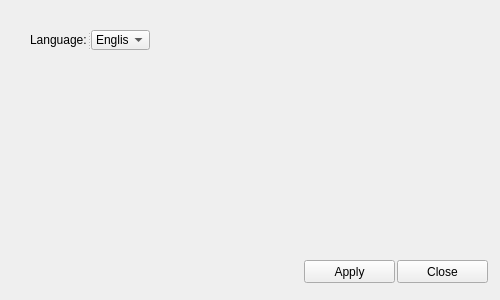
This is classes/frontendClasses/settingswindow.ui in DefinitelyNotSimon13/Apos as Qt 5 draws it before an edit. The edited form follows.
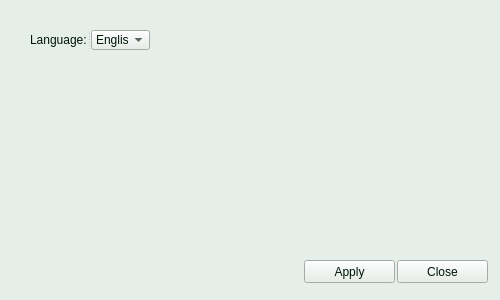
This is the edited form.

Commit message:
Update: Modified window colors and color palette
This commit includes changes to the window colors and the color palette. The visual appearance of the application has been enhanced for better user experience."

Patch:
```diff
--- a/classes/frontendClasses/settingswindow.ui
+++ b/classes/frontendClasses/settingswindow.ui
@@ -16,6 +16,583 @@
     <verstretch>0</verstretch>
    </sizepolicy>
   </property>
+  <property name="palette">
+   <palette>
+    <active>
+     <colorrole role="WindowText">
+      <brush brushstyle="SolidPattern">
+       <color alpha="255">
+        <red>0</red>
+        <green>22</green>
+        <blue>8</blue>
+       </color>
+      </brush>
+     </colorrole>
+     <colorrole role="Button">
+      <brush brushstyle="SolidPattern">
+       <color alpha="255">
+        <red>230</red>
+        <green>238</green>
+        <blue>233</blue>
+       </color>
+      </brush>
+     </colorrole>
+     <colorrole role="Light">
+      <brush brushstyle="SolidPattern">
+       <color alpha="255">
+        <red>238</red>
+        <green>242</green>
+        <blue>247</blue>
+       </color>
+      </brush>
+     </colorrole>
+     <colorrole role="Midlight">
+      <brush brushstyle="SolidPattern">
+       <color alpha="255">
+        <red>175</red>
+        <green>200</green>
+        <blue>178</blue>
+       </color>
+      </brush>
+     </colorrole>
+     <colorrole role="Dark">
+      <brush brushstyle="SolidPattern">
+       <color alpha="255">
+        <red>191</red>
+        <green>179</green>
+        <blue>180</blue>
+       </color>
+      </brush>
+     </colorrole>
+     <colorrole role="Mid">
+      <brush brushstyle="SolidPattern">
+       <color alpha="255">
+        <red>143</red>
+        <green>166</green>
+        <blue>120</blue>
+       </color>
+      </brush>
+     </colorrole>
+     <colorrole role="Text">
+      <brush brushstyle="SolidPattern">
+       <color alpha="255">
+        <red>0</red>
+        <green>22</green>
+        <blue>8</blue>
+       </color>
+      </brush>
+     </colorrole>
+     <colorrole role="BrightText">
+      <brush brushstyle="SolidPattern">
+       <color alpha="255">
+        <red>238</red>
+        <green>242</green>
+        <blue>247</blue>
+       </color>
+      </brush>
+     </colorrole>
+     <colorrole role="ButtonText">
+      <brush brushstyle="SolidPattern">
+       <color alpha="255">
+        <red>0</red>
+        <green>22</green>
+        <blue>8</blue>
+       </color>
+      </brush>
+     </colorrole>
+     <colorrole role="Base">
+      <brush brushstyle="SolidPattern">
+       <color alpha="255">
+        <red>238</red>
+        <green>242</green>
+        <blue>247</blue>
+       </color>
+      </brush>
+     </colorrole>
+     <colorrole role="Window">
+      <brush brushstyle="SolidPattern">
+       <color alpha="255">
+        <red>230</red>
+        <green>238</green>
+        <blue>233</blue>
+       </color>
+      </brush>
+     </colorrole>
+     <colorrole role="Shadow">
+      <brush brushstyle="SolidPattern">
+       <color alpha="255">
+        <red>0</red>
+        <green>22</green>
+        <blue>8</blue>
+       </color>
+      </brush>
+     </colorrole>
+     <colorrole role="Highlight">
+      <brush brushstyle="SolidPattern">
+       <color alpha="255">
+        <red>143</red>
+        <green>166</green>
+        <blue>120</blue>
+       </color>
+      </brush>
+     </colorrole>
+     <colorrole role="HighlightedText">
+      <brush brushstyle="SolidPattern">
+       <color alpha="255">
+        <red>238</red>
+        <green>242</green>
+        <blue>247</blue>
+       </color>
+      </brush>
+     </colorrole>
+     <colorrole role="Link">
+      <brush brushstyle="SolidPattern">
+       <color alpha="255">
+        <red>159</red>
+        <green>149</green>
+        <blue>150</blue>
+       </color>
+      </brush>
+     </colorrole>
+     <colorrole role="LinkVisited">
+      <brush brushstyle="SolidPattern">
+       <color alpha="255">
+        <red>119</red>
+        <green>138</green>
+        <blue>100</blue>
+       </color>
+      </brush>
+     </colorrole>
+     <colorrole role="AlternateBase">
+      <brush brushstyle="SolidPattern">
+       <color alpha="255">
+        <red>242</red>
+        <green>246</green>
+        <blue>244</blue>
+       </color>
+      </brush>
+     </colorrole>
+     <colorrole role="ToolTipBase">
+      <brush brushstyle="SolidPattern">
+       <color alpha="255">
+        <red>229</red>
+        <green>215</green>
+        <blue>216</blue>
+       </color>
+      </brush>
+     </colorrole>
+     <colorrole role="ToolTipText">
+      <brush brushstyle="SolidPattern">
+       <color alpha="255">
+        <red>0</red>
+        <green>22</green>
+        <blue>8</blue>
+       </color>
+      </brush>
+     </colorrole>
+     <colorrole role="PlaceholderText">
+      <brush brushstyle="SolidPattern">
+       <color alpha="127">
+        <red>0</red>
+        <green>0</green>
+        <blue>0</blue>
+       </color>
+      </brush>
+     </colorrole>
+     <colorrole role="Accent">
+      <brush brushstyle="SolidPattern">
+       <color alpha="255">
+        <red>238</red>
+        <green>242</green>
+        <blue>247</blue>
+       </color>
+      </brush>
+     </colorrole>
+    </active>
+    <inactive>
+     <colorrole role="WindowText">
+      <brush brushstyle="SolidPattern">
+       <color alpha="255">
+        <red>0</red>
+        <green>22</green>
+        <blue>8</blue>
+       </color>
+      </brush>
+     </colorrole>
+     <colorrole role="Button">
+      <brush brushstyle="SolidPattern">
+       <color alpha="255">
+        <red>230</red>
+        <green>238</green>
+        <blue>233</blue>
+       </color>
+      </brush>
+     </colorrole>
+     <colorrole role="Light">
+      <brush brushstyle="SolidPattern">
+       <color alpha="255">
+        <red>238</red>
+        <green>242</green>
+        <blue>247</blue>
+       </color>
+      </brush>
+     </colorrole>
+     <colorrole role="Midlight">
+      <brush brushstyle="SolidPattern">
+       <color alpha="255">
+        <red>175</red>
+        <green>200</green>
+        <blue>178</blue>
+       </color>
+      </brush>
+     </colorrole>
+     <colorrole role="Dark">
+      <brush brushstyle="SolidPattern">
+       <color alpha="255">
+        <red>191</red>
+        <green>179</green>
+        <blue>180</blue>
+       </color>
+      </brush>
+     </colorrole>
+     <colorrole role="Mid">
+      <brush brushstyle="SolidPattern">
+       <color alpha="255">
+        <red>143</red>
+        <green>166</green>
+        <blue>120</blue>
+       </color>
+      </brush>
+     </colorrole>
+     <colorrole role="Text">
+      <brush brushstyle="SolidPattern">
+       <color alpha="255">
+        <red>0</red>
+        <green>22</green>
+        <blue>8</blue>
+       </color>
+      </brush>
+     </colorrole>
+     <colorrole role="BrightText">
+      <brush brushstyle="SolidPattern">
+       <color alpha="255">
+        <red>238</red>
+        <green>242</green>
+        <blue>247</blue>
+       </color>
+      </brush>
+     </colorrole>
+     <colorrole role="ButtonText">
+      <brush brushstyle="SolidPattern">
+       <color alpha="255">
+        <red>0</red>
+        <green>22</green>
+        <blue>8</blue>
+       </color>
+      </brush>
+     </colorrole>
+     <colorrole role="Base">
+      <brush brushstyle="SolidPattern">
+       <color alpha="255">
+        <red>238</red>
+        <green>242</green>
+        <blue>247</blue>
+       </color>
+      </brush>
+     </colorrole>
+     <colorrole role="Window">
+      <brush brushstyle="SolidPattern">
+       <color alpha="255">
+        <red>230</red>
+        <green>238</green>
+        <blue>233</blue>
+       </color>
+      </brush>
+     </colorrole>
+     <colorrole role="Shadow">
+      <brush brushstyle="SolidPattern">
+       <color alpha="255">
+        <red>0</red>
+        <green>22</green>
+        <blue>8</blue>
+       </color>
+      </brush>
+     </colorrole>
+     <colorrole role="Highlight">
+      <brush brushstyle="SolidPattern">
+       <color alpha="255">
+        <red>238</red>
+        <green>242</green>
+        <blue>247</blue>
+       </color>
+      </brush>
+     </colorrole>
+     <colorrole role="HighlightedText">
+      <brush brushstyle="SolidPattern">
+       <color alpha="255">
+        <red>0</red>
+        <green>22</green>
+        <blue>8</blue>
+       </color>
+      </brush>
+     </colorrole>
+     <colorrole role="Link">
+      <brush brushstyle="SolidPattern">
+       <color alpha="255">
+        <red>159</red>
+        <green>149</green>
+        <blue>150</blue>
+       </color>
+      </brush>
+     </colorrole>
+     <colorrole role="LinkVisited">
+      <brush brushstyle="SolidPattern">
+       <color alpha="255">
+        <red>119</red>
+        <green>138</green>
+        <blue>100</blue>
+       </color>
+      </brush>
+     </colorrole>
+     <colorrole role="AlternateBase">
+      <brush brushstyle="SolidPattern">
+       <color alpha="255">
+        <red>242</red>
+        <green>246</green>
+        <blue>244</blue>
+       </color>
+      </brush>
+     </colorrole>
+     <colorrole role="ToolTipBase">
+      <brush brushstyle="SolidPattern">
+       <color alpha="255">
+        <red>229</red>
+        <green>215</green>
+        <blue>216</blue>
+       </color>
+      </brush>
+     </colorrole>
+     <colorrole role="ToolTipText">
+      <brush brushstyle="SolidPattern">
+       <color alpha="255">
+        <red>0</red>
+        <green>22</green>
+        <blue>8</blue>
+       </color>
+      </brush>
+     </colorrole>
+     <colorrole role="PlaceholderText">
+      <brush brushstyle="SolidPattern">
+       <color alpha="127">
+        <red>0</red>
+        <green>0</green>
+        <blue>0</blue>
+       </color>
+      </brush>
+     </colorrole>
+     <colorrole role="Accent">
+      <brush brushstyle="SolidPattern">
+       <color alpha="255">
+        <red>238</red>
+        <green>242</green>
+        <blue>247</blue>
+       </color>
+      </brush>
+     </colorrole>
+    </inactive>
+    <disabled>
+     <colorrole role="WindowText">
+      <brush brushstyle="SolidPattern">
+       <color alpha="255">
+        <red>115</red>
+        <green>119</green>
+        <blue>116</blue>
+       </color>
+      </brush>
+     </colorrole>
+     <colorrole role="Button">
+      <brush brushstyle="SolidPattern">
+       <color alpha="255">
+        <red>230</red>
+        <green>238</green>
+        <blue>233</blue>
+       </color>
+      </brush>
+     </colorrole>
+     <colorrole role="Light">
+      <brush brushstyle="SolidPattern">
+       <color alpha="255">
+        <red>238</red>
+        <green>242</green>
+        <blue>247</blue>
+       </color>
+      </brush>
+     </colorrole>
+     <colorrole role="Midlight">
+      <brush brushstyle="SolidPattern">
+       <color alpha="255">
+        <red>146</red>
+        <green>167</green>
+        <blue>148</blue>
+       </color>
+      </brush>
+     </colorrole>
+     <colorrole role="Dark">
+      <brush brushstyle="SolidPattern">
+       <color alpha="255">
+        <red>115</red>
+        <green>119</green>
+        <blue>116</blue>
+       </color>
+      </brush>
+     </colorrole>
+     <colorrole role="Mid">
+      <brush brushstyle="SolidPattern">
+       <color alpha="255">
+        <red>119</red>
+        <green>138</green>
+        <blue>100</blue>
+       </color>
+      </brush>
+     </colorrole>
+     <colorrole role="Text">
+      <brush brushstyle="SolidPattern">
+       <color alpha="255">
+        <red>115</red>
+        <green>119</green>
+        <blue>116</blue>
+       </color>
+      </brush>
+     </colorrole>
+     <colorrole role="BrightText">
+      <brush brushstyle="SolidPattern">
+       <color alpha="255">
+        <red>238</red>
+        <green>242</green>
+        <blue>247</blue>
+       </color>
+      </brush>
+     </colorrole>
+     <colorrole role="ButtonText">
+      <brush brushstyle="SolidPattern">
+       <color alpha="255">
+        <red>115</red>
+        <green>119</green>
+        <blue>116</blue>
+       </color>
+      </brush>
+     </colorrole>
+     <colorrole role="Base">
+      <brush brushstyle="SolidPattern">
+       <color alpha="255">
+        <red>230</red>
+        <green>238</green>
+        <blue>233</blue>
+       </color>
+      </brush>
+     </colorrole>
+     <colorrole role="Window">
+      <brush brushstyle="SolidPattern">
+       <color alpha="255">
+        <red>230</red>
+        <green>238</green>
+        <blue>233</blue>
+       </color>
+      </brush>
+     </colorrole>
+     <colorrole role="Shadow">
+      <brush brushstyle="SolidPattern">
+       <color alpha="255">
+        <red>0</red>
+        <green>22</green>
+        <blue>8</blue>
+       </color>
+      </brush>
+     </colorrole>
+     <colorrole role="Highlight">
+      <brush brushstyle="SolidPattern">
+       <color alpha="255">
+        <red>175</red>
+        <green>200</green>
+        <blue>178</blue>
+       </color>
+      </brush>
+     </colorrole>
+     <colorrole role="HighlightedText">
+      <brush brushstyle="SolidPattern">
+       <color alpha="255">
+        <red>238</red>
+        <green>242</green>
+        <blue>247</blue>
+       </color>
+      </brush>
+     </colorrole>
+     <colorrole role="Link">
+      <brush brushstyle="SolidPattern">
+       <color alpha="255">
+        <red>229</red>
+        <green>215</green>
+        <blue>216</blue>
+       </color>
+      </brush>
+     </colorrole>
+     <colorrole role="LinkVisited">
+      <brush brushstyle="SolidPattern">
+       <color alpha="255">
+        <red>171</red>
+        <green>199</green>
+        <blue>144</blue>
+       </color>
+      </brush>
+     </colorrole>
+     <colorrole role="AlternateBase">
+      <brush brushstyle="SolidPattern">
+       <color alpha="255">
+        <red>230</red>
+        <green>238</green>
+        <blue>233</blue>
+       </color>
+      </brush>
+     </colorrole>
+     <colorrole role="ToolTipBase">
+      <brush brushstyle="SolidPattern">
+       <color alpha="255">
+        <red>229</red>
+        <green>215</green>
+        <blue>216</blue>
+       </color>
+      </brush>
+     </colorrole>
+     <colorrole role="ToolTipText">
+      <brush brushstyle="SolidPattern">
+       <color alpha="255">
+        <red>0</red>
+        <green>22</green>
+        <blue>8</blue>
+       </color>
+      </brush>
+     </colorrole>
+     <colorrole role="PlaceholderText">
+      <brush brushstyle="SolidPattern">
+       <color alpha="127">
+        <red>115</red>
+        <green>119</green>
+        <blue>116</blue>
+       </color>
+      </brush>
+     </colorrole>
+     <colorrole role="Accent">
+      <brush brushstyle="SolidPattern">
+       <color alpha="255">
+        <red>238</red>
+        <green>242</green>
+        <blue>247</blue>
+       </color>
+      </brush>
+     </colorrole>
+    </disabled>
+   </palette>
+  </property>
   <property name="windowTitle">
    <string>Form</string>
   </property>
```
The commit also changes 3 other files.
